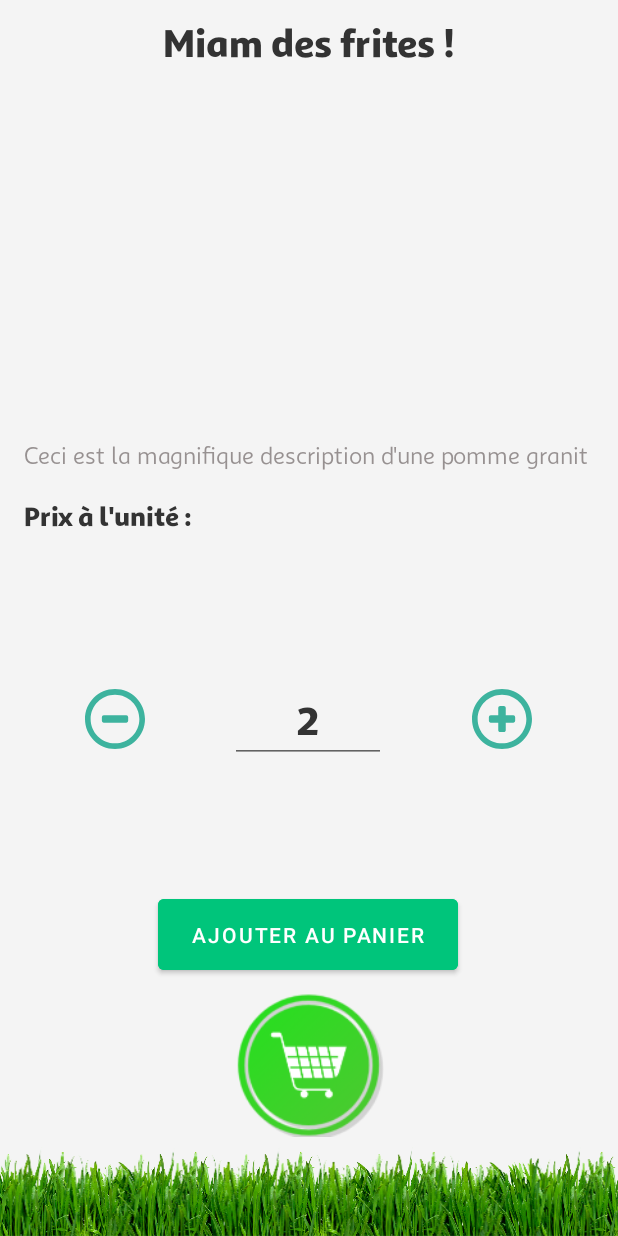
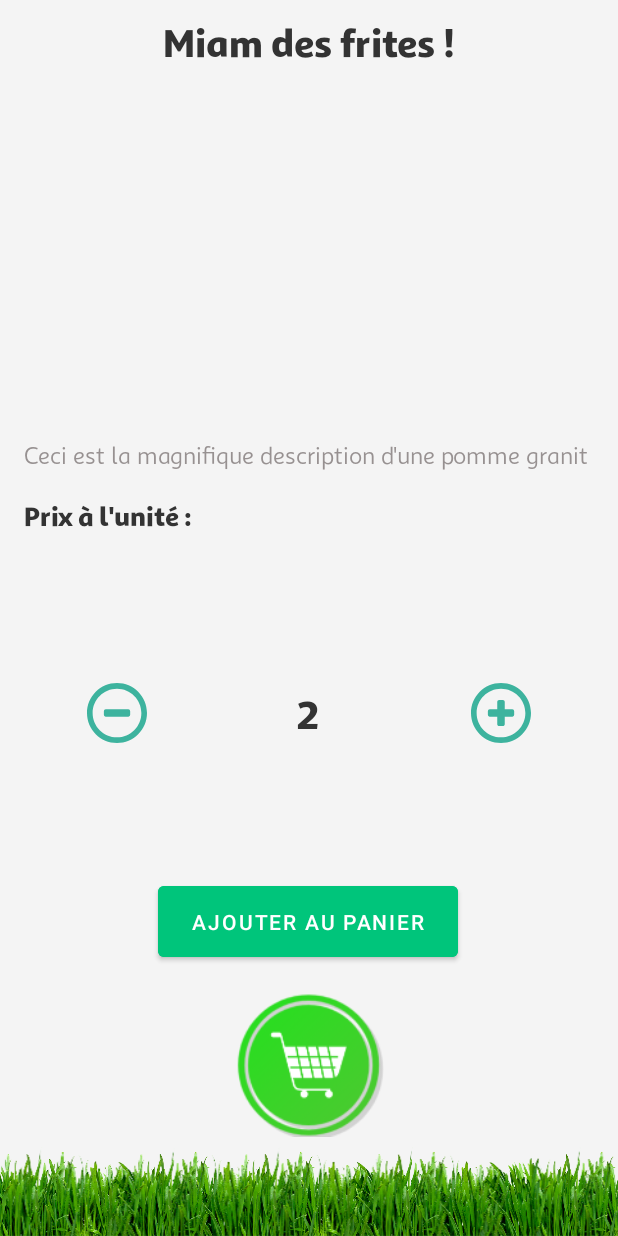
Before and after one commit to jeremywalczak/lesjardinsdecaro, an Android app: the fragment DetailFragment placed in its activity, on a phone screen of 412 x 824 dp. Run offline under Robolectric (Android 15) with nearby library versions, the phone set to English and light mode, and no system bars; our stand-ins replace RxJava; libraries missing offline, so code that uses them is left out: io.paperdb; network calls fail; pictures from the network do not load; 6 statements that could not run were skipped.

Commit message:
correct crash

```diff
--- a/app/build.gradle
+++ b/app/build.gradle
@@ -14,7 +14,7 @@ android {
         applicationId "com.jekro.lesjardindecaro"
         minSdkVersion 21
         targetSdkVersion 28
-        versionCode 4
+        versionCode 5
         versionName "1.0.0"
         testInstrumentationRunner "androidx.test.runner.AndroidJUnitRunner"
     }
--- a/app/src/main/res/layout/fragment_detail.xml
+++ b/app/src/main/res/layout/fragment_detail.xml
@@ -110,10 +110,10 @@
             app:layout_constraintHorizontal_bias="0.0"
             app:layout_constraintStart_toStartOf="parent" />
 
-    <EditText
+    <TextView
             android:id="@+id/product_number"
             style="@style/h1_headline_basic_600"
-            android:layout_width="104dp"
+            android:layout_width="100dp"
             android:layout_height="wrap_content"
             android:ems="10"
             android:inputType="number"
```
